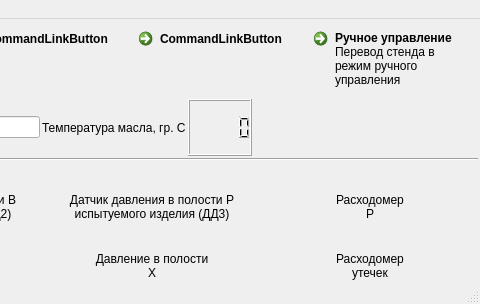
firef0xff/SSHGS01, file mainwindow.ui: the form before one commit; both pictures show x 394 to 874 and y 0 to 304 of the 874 by 304 pixel window.
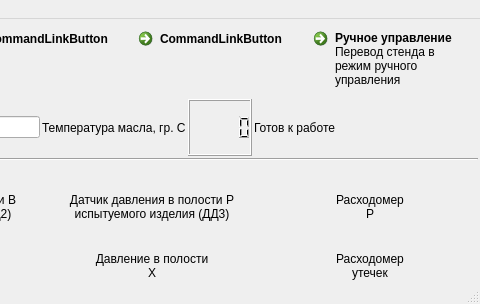
The form after the commit.

```diff
--- a/mainwindow.ui
+++ b/mainwindow.ui
@@ -176,6 +176,13 @@
       <item>
        <widget class="QLCDNumber" name="OilTemp"/>
       </item>
+      <item>
+       <widget class="QLabel" name="l_Ready_To_Work">
+        <property name="text">
+         <string>Готов к работе</string>
+        </property>
+       </widget>
+      </item>
       <item>
        <spacer name="horizontalSpacer">
         <property name="orientation">
```
